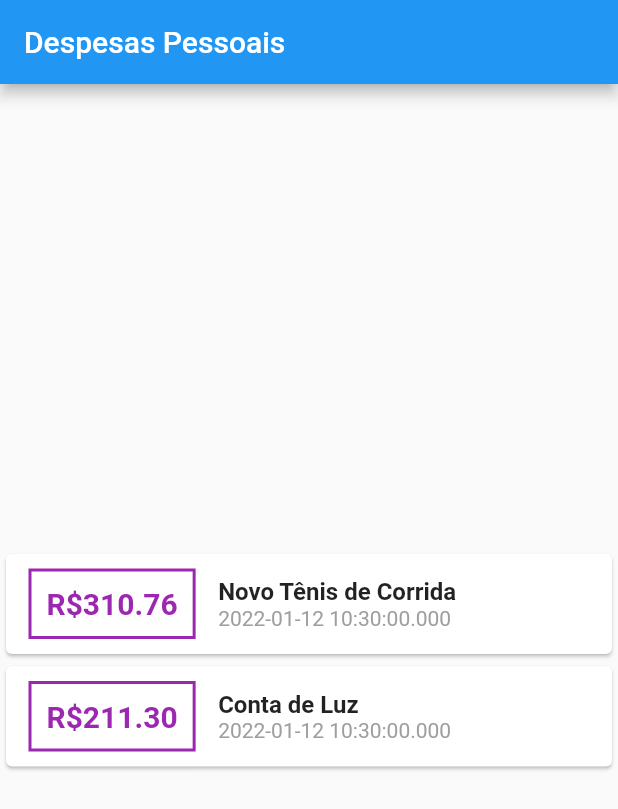
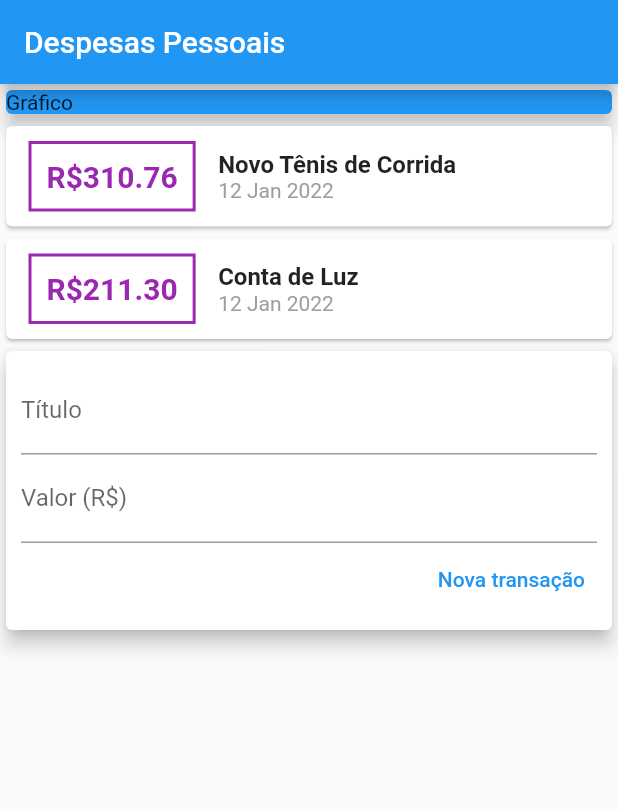
Before and after one commit to Jeaan2/expensesApp, a Flutter app: the screen it shows after launch, on a phone screen of 412 x 824 dp. Shown: the top 809 px of the screen. Run offline on Flutter 3.47's test engine with Material 2 defaults, Android fonts, the phone set to English and light mode, and no system bars.

Commit message:
feat: adding intl and creating textfields

```diff
--- a/lib/main.dart
+++ b/lib/main.dart
@@ -1,5 +1,6 @@
 import 'package:expenses/models/transaction.dart';
 import 'package:flutter/material.dart';
+import 'package:intl/intl.dart';
 
 main() => runApp(ExpensesApp());
 
@@ -13,6 +14,9 @@ class ExpensesApp extends StatelessWidget {
 }
 
 class MyHomePage extends StatelessWidget {
+  final titleController = TextEditingController();
+  final valueController = TextEditingController();
+
   final _transactions = [
     Transaction(
         id: '1',
@@ -34,9 +38,14 @@ class MyHomePage extends StatelessWidget {
         title: const Text('Despesas Pessoais'),
       ),
       body: Column(
-        mainAxisAlignment: MainAxisAlignment.spaceAround,
         crossAxisAlignment: CrossAxisAlignment.stretch,
-        children: [
+        children: <Widget>[
+          Container(
+              child: Card(
+            color: Colors.blue,
+            child: Text('Gráfico'),
+            elevation: 5,
+          )),
           Column(
             children: _transactions.map((tr) {
               return Card(
@@ -72,7 +81,7 @@ class MyHomePage extends StatelessWidget {
                             ),
                           ),
                           Text(
-                            tr.date.toString(),
+                            DateFormat('d MMM y').format(tr.date),
                             style: const TextStyle(color: Colors.grey),
                           ),
                         ])
@@ -80,7 +89,34 @@ class MyHomePage extends StatelessWidget {
                 ),
               );
             }).toList(),
-          )
+          ),
+          Card(
+              elevation: 5,
+              child: Padding(
+                padding: const EdgeInsets.all(10),
+                child: Column(children: <Widget>[
+                  TextField(
+                      controller: titleController,
+                      decoration: const InputDecoration(
+                        labelText: 'Título',
+                      )),
+                  TextField(
+                    controller: valueController,
+                    decoration: const InputDecoration(
+                      labelText: 'Valor (R\$)',
+                    ),
+                  ),
+                  Row(
+                    mainAxisAlignment: MainAxisAlignment.end,
+                    children: [
+                      TextButton(
+                        onPressed: () => {},
+                        child: const Text('Nova transação'),
+                      ),
+                    ],
+                  )
+                ]),
+              ))
         ],
       ),
     );
--- a/pubspec.yaml
+++ b/pubspec.yaml
@@ -29,6 +29,7 @@ environment:
 dependencies:
   flutter:
     sdk: flutter
+  intl: ^0.17.0
 
 
   # The following adds the Cupertino Icons font to your application.
```
Also changed, not shown: pubspec.lock.
